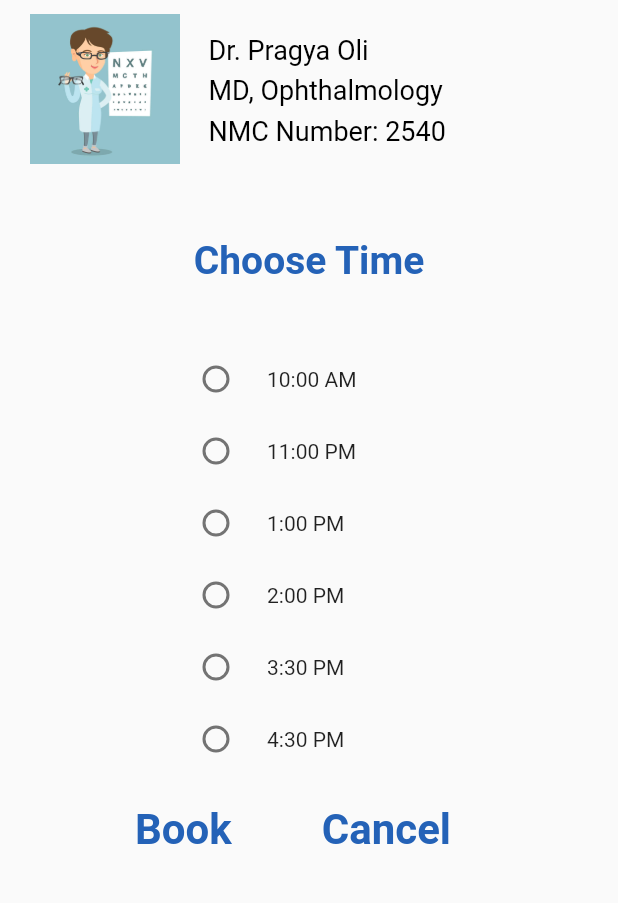
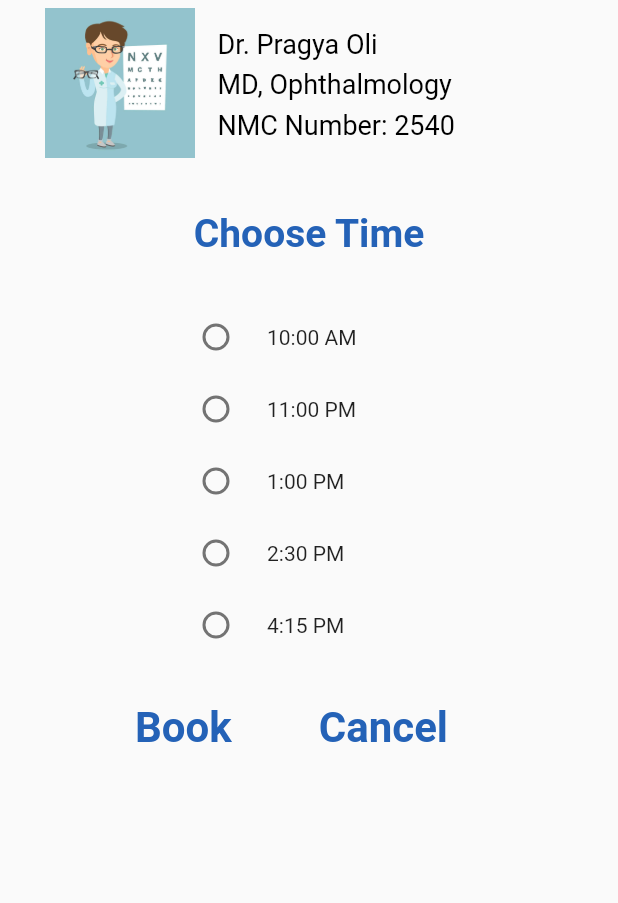
Before and after one commit to Pranikaa/Eyephoria, a Flutter app: the BookTab2 screen opened directly, on a phone screen of 412 x 824 dp, the part 188-1091 px from its top. Run offline on Flutter 3.47's test engine with Material 2 defaults, Android fonts, the phone set to English and light mode, and no system bars; our stand-ins replace badges, flutter_slidable, get, image_picker, localstorage, shared_preferences; missing offline and left inert: tabnavigator; accounts and stored records are empty; network calls fail; Roboto replaces fonts that are missing (Segoe UI).

Commit message:
cancellation button in booktab 2, solve detected error

```diff
--- a/lib/pages/cart_page.dart
+++ b/lib/pages/cart_page.dart
@@ -25,9 +25,8 @@ class CartPage extends StatelessWidget {
                         .toList(),
                   )),
             ),
-            Container(
-                child: Obx(() => MyButton(
-                    onTap: () {}, text: "Checkout ${cartController.total}"))),
+            Obx(() => MyButton(
+                onTap: () {}, text: "Checkout ${cartController.total}")),
           ],
         ),
       ),
--- a/lib/pages/tabs/book_tab2.dart
+++ b/lib/pages/tabs/book_tab2.dart
@@ -63,7 +63,7 @@ class _BookTab2State extends State<BookTab2> {
                          Row(
                        children: [
                          Padding(
-                           padding: const EdgeInsets.only(left: 20.0),
+                           padding: const EdgeInsets.only(left: 30.0),
                            child: Image.asset(
                              "assets/images/doctor.jpg",
                              height: 100,
@@ -71,7 +71,7 @@ class _BookTab2State extends State<BookTab2> {
                            ),
                          ),
                                Padding(
-                                 padding: const EdgeInsets.all(19.0),
+                                 padding: const EdgeInsets.all(15.0),
                                  child: Column(
                                   crossAxisAlignment: CrossAxisAlignment.start,
                                    children: const [
@@ -112,7 +112,7 @@ class _BookTab2State extends State<BookTab2> {
                      ),
 
                      const Padding(
-                       padding: EdgeInsets.all(40.0),
+                       padding: EdgeInsets.all(30.0),
                        child: Text(
                         'Choose Time',
                         style: TextStyle(
@@ -196,7 +196,7 @@ class _BookTab2State extends State<BookTab2> {
                             },
                           ),
                           const SizedBox(width: 10.0,),
-                          const Text("2:00 PM"),
+                          const Text("2:30 PM"),
                           ],
                           ),
                         ),
@@ -215,29 +215,11 @@ class _BookTab2State extends State<BookTab2> {
                             },
                           ),
                           const SizedBox(width: 10.0,),
-                          const Text("3:30 PM"),
+                          const Text("4:15 PM"),
                           ],
                           ),
                         ),
-                        Padding(
-                          padding: const EdgeInsets.only(left: 120.0),
-                          child: Row(
-                          children:[
-                          Radio(
-                            value: 6,
-                            groupValue: _value,
-                            onChanged: (_){
-                              setState((){
-                                _value=6;
-                                }
-                              );
-                            },
-                          ),
-                          const SizedBox(width: 10.0,),
-                          const Text("4:30 PM"),
-                          ],
-                          ),
-                        ),
+
           //check box
           // CheckboxListTile(
           //  secondary: const Icon(Icons.alarm),
@@ -252,8 +234,8 @@ class _BookTab2State extends State<BookTab2> {
            Padding(
              padding: const EdgeInsets.all(20.0),
              child: Row(
-               children: const [
-                  Padding(
+               children: [
+                  const Padding(
                    padding: EdgeInsets.only(left: 70.0),
                    child: Text('Book',
                         style: TextStyle(
@@ -265,9 +247,41 @@ class _BookTab2State extends State<BookTab2> {
                         softWrap: false,
                         ),
                  ),
+                //  const Padding(
+                //    padding:  EdgeInsets.only(left: 50),
+                //      child: Text('Cancel',
+                //          style: TextStyle(
+                //          fontFamily: 'Segoe UI',
+                //          fontSize: 28,
+                //          color:  Color(0xff2462b7),
+                //          fontWeight: FontWeight.w700,
+                //         ),
+                //          softWrap: false,
+                //          ),
+                //  ),
+                //for cancellation for appoinment button
                   Padding(
-                   padding:  EdgeInsets.only(left: 60),
-                     child: Text('Cancel',
+                    padding: const EdgeInsets.only(left: 50.0),
+                    child: TextButton(
+                      onPressed: () => showDialog<String>(
+                        context: context,
+                        builder: (BuildContext context) => AlertDialog(
+                          title: const Text('Appointment Cancellation'),
+                          content: const Text('Are you sure you want to cancel your appointment?'),
+                          backgroundColor: const Color.fromARGB(255, 183, 232, 253),
+                          actions: <Widget>[
+                            TextButton(
+                              onPressed: () => Navigator.pop(context, 'Cancel'),
+                              child: const Text('Cancel'),
+                            ),
+                            TextButton(
+                              onPressed: () => Navigator.pop(context, 'Confirm'),
+                              child: const Text('Confirm'),
+                            ),
+                          ],
+                        ),
+                      ),
+                    child: const Text('Cancel',
                            style: TextStyle(
                            fontFamily: 'Segoe UI',
                            fontSize: 28,
@@ -277,6 +291,9 @@ class _BookTab2State extends State<BookTab2> {
                            softWrap: false,
                            ),
                     ),
+                  ),
+
+
                ],
              ),
            ),
@@ -287,6 +304,7 @@ class _BookTab2State extends State<BookTab2> {
     );
   }
 }
+
 
 //  Image.asset(
                         //    "assets/images/icons/Icon_awesome-glasses.svg",
--- a/lib/pages/tabs/buy_tab1.dart
+++ b/lib/pages/tabs/buy_tab1.dart
@@ -23,7 +23,6 @@ class BuyTab1 extends StatelessWidget {
       //     )
       //   ],
       // ),
-
        body: SafeArea(
         child: Column(
                  crossAxisAlignment: CrossAxisAlignment.start,
@@ -64,8 +63,7 @@ class BuyTab1 extends StatelessWidget {
                   ],),
 
 
-
-                          Row(
+                Row(
                        children:  [
                         Padding(
                 padding: const EdgeInsets.all(12.0),
@@ -291,7 +289,6 @@ class BuyTab1 extends StatelessWidget {
             ),
                  ],
         ),
-
         ),
     );
   }
--- a/lib/utils/api.dart
+++ b/lib/utils/api.dart
@@ -6,4 +6,4 @@ const GET_CATEGORIES_API = "$baseUrl/getCategories.php";
 const GET_PRODUCTS_API = "$baseUrl/getProducts.php";
 
 // const ADD_CATEGORY_API = "$baseUrl/addCategory.php";
-// const ADD_PRODUCT_API = "$baseUrl/addProduct.php";
+// const ADD_PRODUCT_API = "$baseUrl/addProduct.php";s
```
Also changed, not shown: lib/pages/tabs/book_tab1.dart (line endings or trailing spaces), pubspec.yaml (line endings or trailing spaces). Lines whose indentation alone changed are shown as unchanged.
